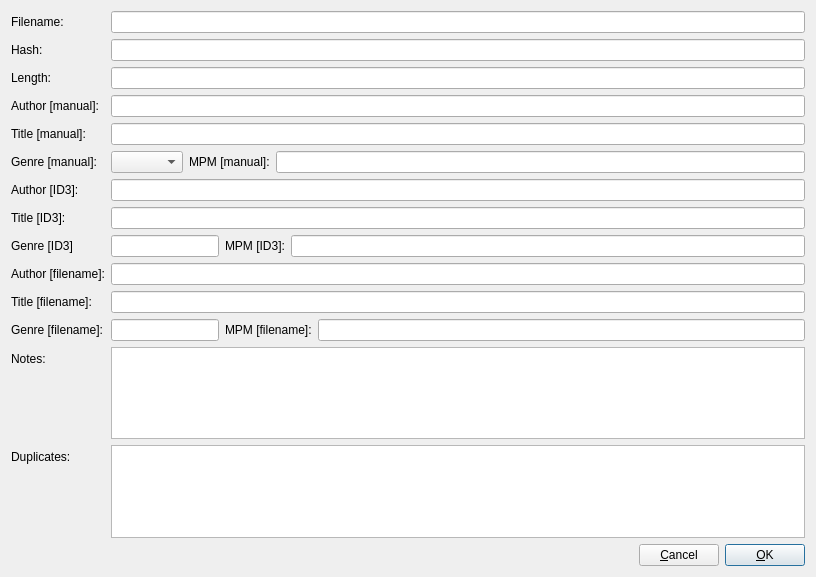
This is DlgSongProperties.ui in madmaxoft/SkauTan as Qt 5 draws it before an edit. The edited form follows.
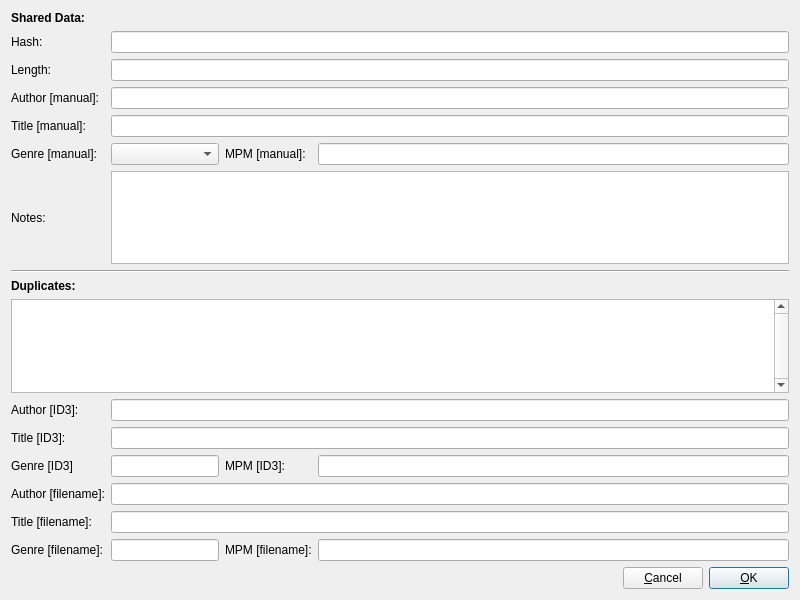
This is the edited form.

Commit message: DlgSongProperties: Reorganized to match File / Shared distinction.

```diff
--- a/DlgSongProperties.ui
+++ b/DlgSongProperties.ui
@@ -6,8 +6,8 @@
    <rect>
     <x>0</x>
     <y>0</y>
-    <width>816</width>
-    <height>577</height>
+    <width>800</width>
+    <height>600</height>
    </rect>
   </property>
   <property name="windowTitle">
@@ -15,21 +15,7 @@
   </property>
   <layout class="QVBoxLayout" name="verticalLayout">
    <item>
-    <layout class="QFormLayout" name="formLayout">
-     <item row="0" column="0">
-      <widget class="QLabel" name="label">
-       <property name="text">
-        <string>Filename:</string>
-       </property>
-      </widget>
-     </item>
-     <item row="0" column="1">
-      <widget class="QLineEdit" name="leFileName">
-       <property name="readOnly">
-        <bool>true</bool>
-       </property>
-      </widget>
-     </item>
+    <layout class="QGridLayout" name="gridLayout">
      <item row="1" column="0">
       <widget class="QLabel" name="label_2">
        <property name="text">
@@ -37,222 +23,233 @@
        </property>
       </widget>
      </item>
-     <item row="1" column="1">
+     <item row="1" column="1" colspan="3">
       <widget class="QLineEdit" name="leHash">
        <property name="readOnly">
         <bool>true</bool>
        </property>
       </widget>
      </item>
-     <item row="2" column="0">
-      <widget class="QLabel" name="label_3">
+     <item row="9" column="0" colspan="4">
+      <widget class="QLabel" name="label_17">
+       <property name="font">
+        <font>
+         <weight>75</weight>
+         <bold>true</bold>
+        </font>
+       </property>
        <property name="text">
-        <string>Length:</string>
+        <string>Duplicates:</string>
        </property>
       </widget>
      </item>
-     <item row="2" column="1">
-      <widget class="QLineEdit" name="leLength">
-       <property name="readOnly">
-        <bool>true</bool>
+     <item row="10" column="0" colspan="4">
+      <widget class="QListWidget" name="lwDuplicates">
+       <property name="verticalScrollBarPolicy">
+        <enum>Qt::ScrollBarAlwaysOn</enum>
        </property>
       </widget>
      </item>
-     <item row="3" column="0">
+     <item row="7" column="0">
+      <widget class="QLabel" name="label_16">
+       <property name="text">
+        <string>Notes:</string>
+       </property>
+      </widget>
+     </item>
+     <item row="7" column="1" colspan="3">
+      <widget class="QPlainTextEdit" name="pteNotes"/>
+     </item>
+     <item row="4" column="0">
       <widget class="QLabel" name="label_4">
        <property name="text">
         <string>Author [manual]:</string>
        </property>
       </widget>
      </item>
-     <item row="3" column="1">
+     <item row="4" column="1" colspan="3">
       <widget class="QLineEdit" name="leManualAuthor"/>
      </item>
-     <item row="4" column="0">
+     <item row="5" column="0">
       <widget class="QLabel" name="label_5">
        <property name="text">
         <string>Title [manual]:</string>
        </property>
       </widget>
      </item>
-     <item row="4" column="1">
-      <widget class="QLineEdit" name="leManualTitle"/>
-     </item>
-     <item row="5" column="0">
-      <widget class="QLabel" name="label_6">
+     <item row="3" column="0">
+      <widget class="QLabel" name="label_3">
        <property name="text">
-        <string>Genre [manual]:</string>
+        <string>Length:</string>
        </property>
       </widget>
      </item>
-     <item row="5" column="1">
-      <layout class="QHBoxLayout" name="horizontalLayout_2">
-       <item>
-        <widget class="QComboBox" name="cbManualGenre"/>
-       </item>
-       <item>
-        <widget class="QLabel" name="label_15">
-         <property name="text">
-          <string>MPM [manual]:</string>
-         </property>
-        </widget>
-       </item>
-       <item>
-        <widget class="QLineEdit" name="leManualMeasuresPerMinute"/>
-       </item>
-      </layout>
+     <item row="3" column="1" colspan="3">
+      <widget class="QLineEdit" name="leLength">
+       <property name="readOnly">
+        <bool>true</bool>
+       </property>
+      </widget>
      </item>
-     <item row="6" column="0">
+     <item row="11" column="0">
       <widget class="QLabel" name="label_8">
        <property name="text">
         <string>Author [ID3]:</string>
        </property>
       </widget>
      </item>
-     <item row="6" column="1">
-      <widget class="QLineEdit" name="leId3Author">
-       <property name="readOnly">
-        <bool>true</bool>
-       </property>
-      </widget>
-     </item>
-     <item row="7" column="0">
-      <widget class="QLabel" name="label_9">
-       <property name="text">
-        <string>Title [ID3]:</string>
-       </property>
-      </widget>
-     </item>
-     <item row="7" column="1">
+     <item row="12" column="1" colspan="3">
       <widget class="QLineEdit" name="leId3Title">
        <property name="readOnly">
         <bool>true</bool>
        </property>
       </widget>
      </item>
-     <item row="8" column="0">
+     <item row="13" column="2">
+      <widget class="QLabel" name="label_7">
+       <property name="text">
+        <string>MPM [ID3]:</string>
+       </property>
+      </widget>
+     </item>
+     <item row="14" column="1" colspan="3">
+      <widget class="QLineEdit" name="leFilenameAuthor">
+       <property name="readOnly">
+        <bool>true</bool>
+       </property>
+      </widget>
+     </item>
+     <item row="13" column="1">
+      <widget class="QLineEdit" name="leId3Genre">
+       <property name="sizePolicy">
+        <sizepolicy hsizetype="Preferred" vsizetype="Fixed">
+         <horstretch>0</horstretch>
+         <verstretch>0</verstretch>
+        </sizepolicy>
+       </property>
+      </widget>
+     </item>
+     <item row="16" column="2">
+      <widget class="QLabel" name="label_14">
+       <property name="text">
+        <string>MPM [filename]:</string>
+       </property>
+      </widget>
+     </item>
+     <item row="16" column="0">
+      <widget class="QLabel" name="label_13">
+       <property name="text">
+        <string>Genre [filename]:</string>
+       </property>
+      </widget>
+     </item>
+     <item row="6" column="2">
+      <widget class="QLabel" name="label_15">
+       <property name="text">
+        <string>MPM [manual]:</string>
+       </property>
+      </widget>
+     </item>
+     <item row="15" column="1" colspan="3">
+      <widget class="QLineEdit" name="leFilenameTitle">
+       <property name="readOnly">
+        <bool>true</bool>
+       </property>
+      </widget>
+     </item>
+     <item row="16" column="3">
+      <widget class="QLineEdit" name="leFilenameMeasuresPerMinute">
+       <property name="readOnly">
+        <bool>true</bool>
+       </property>
+      </widget>
+     </item>
+     <item row="6" column="0">
+      <widget class="QLabel" name="label_6">
+       <property name="text">
+        <string>Genre [manual]:</string>
+       </property>
+      </widget>
+     </item>
+     <item row="5" column="1" colspan="3">
+      <widget class="QLineEdit" name="leManualTitle"/>
+     </item>
+     <item row="15" column="0">
+      <widget class="QLabel" name="label_12">
+       <property name="text">
+        <string>Title [filename]:</string>
+       </property>
+      </widget>
+     </item>
+     <item row="13" column="0">
       <widget class="QLabel" name="label_10">
        <property name="text">
         <string>Genre [ID3]</string>
        </property>
       </widget>
      </item>
-     <item row="8" column="1">
-      <layout class="QHBoxLayout" name="horizontalLayout_3">
-       <item>
-        <widget class="QLineEdit" name="leId3Genre">
-         <property name="sizePolicy">
-          <sizepolicy hsizetype="Preferred" vsizetype="Fixed">
-           <horstretch>0</horstretch>
-           <verstretch>0</verstretch>
-          </sizepolicy>
-         </property>
-        </widget>
-       </item>
-       <item>
-        <widget class="QLabel" name="label_7">
-         <property name="text">
-          <string>MPM [ID3]:</string>
-         </property>
-        </widget>
-       </item>
-       <item>
-        <widget class="QLineEdit" name="leId3MeasuresPerMinute">
-         <property name="readOnly">
-          <bool>true</bool>
-         </property>
-        </widget>
-       </item>
-      </layout>
+     <item row="16" column="1">
+      <widget class="QLineEdit" name="leFilenameGenre">
+       <property name="sizePolicy">
+        <sizepolicy hsizetype="Preferred" vsizetype="Fixed">
+         <horstretch>0</horstretch>
+         <verstretch>0</verstretch>
+        </sizepolicy>
+       </property>
+      </widget>
      </item>
-     <item row="9" column="0">
+     <item row="6" column="1">
+      <widget class="QComboBox" name="cbManualGenre"/>
+     </item>
+     <item row="13" column="3">
+      <widget class="QLineEdit" name="leId3MeasuresPerMinute">
+       <property name="readOnly">
+        <bool>true</bool>
+       </property>
+      </widget>
+     </item>
+     <item row="6" column="3">
+      <widget class="QLineEdit" name="leManualMeasuresPerMinute"/>
+     </item>
+     <item row="14" column="0">
       <widget class="QLabel" name="label_11">
        <property name="text">
         <string>Author [filename]:</string>
        </property>
       </widget>
      </item>
-     <item row="9" column="1">
-      <widget class="QLineEdit" name="leFilenameAuthor">
+     <item row="11" column="1" colspan="3">
+      <widget class="QLineEdit" name="leId3Author">
        <property name="readOnly">
         <bool>true</bool>
        </property>
       </widget>
      </item>
-     <item row="10" column="0">
-      <widget class="QLabel" name="label_12">
-       <property name="text">
-        <string>Title [filename]:</string>
-       </property>
-      </widget>
-     </item>
-     <item row="10" column="1">
-      <widget class="QLineEdit" name="leFilenameTitle">
-       <property name="readOnly">
-        <bool>true</bool>
-       </property>
-      </widget>
-     </item>
-     <item row="11" column="0">
-      <widget class="QLabel" name="label_13">
-       <property name="text">
-        <string>Genre [filename]:</string>
-       </property>
-      </widget>
-     </item>
-     <item row="11" column="1">
-      <layout class="QHBoxLayout" name="horizontalLayout_4">
-       <item>
-        <widget class="QLineEdit" name="leFilenameGenre">
-         <property name="sizePolicy">
-          <sizepolicy hsizetype="Preferred" vsizetype="Fixed">
-           <horstretch>0</horstretch>
-           <verstretch>0</verstretch>
-          </sizepolicy>
-         </property>
-        </widget>
-       </item>
-       <item>
-        <widget class="QLabel" name="label_14">
-         <property name="text">
-          <string>MPM [filename]:</string>
-         </property>
-        </widget>
-       </item>
-       <item>
-        <widget class="QLineEdit" name="leFilenameMeasuresPerMinute">
-         <property name="readOnly">
-          <bool>true</bool>
-         </property>
-        </widget>
-       </item>
-      </layout>
-     </item>
      <item row="12" column="0">
-      <widget class="QLabel" name="label_16">
+      <widget class="QLabel" name="label_9">
        <property name="text">
-        <string>Notes:</string>
+        <string>Title [ID3]:</string>
        </property>
       </widget>
      </item>
-     <item row="12" column="1">
-      <widget class="QPlainTextEdit" name="pteNotes"/>
-     </item>
-     <item row="13" column="0">
-      <widget class="QLabel" name="label_17">
+     <item row="0" column="0" colspan="4">
+      <widget class="QLabel" name="label_18">
+       <property name="font">
+        <font>
+         <weight>75</weight>
+         <bold>true</bold>
+        </font>
+       </property>
        <property name="text">
-        <string>Duplicates:</string>
+        <string>Shared Data:</string>
        </property>
       </widget>
      </item>
-     <item row="13" column="1">
-      <widget class="QTableWidget" name="tblDuplicates">
-       <attribute name="horizontalHeaderVisible">
-        <bool>false</bool>
-       </attribute>
-       <attribute name="verticalHeaderVisible">
-        <bool>false</bool>
-       </attribute>
+     <item row="8" column="0" colspan="4">
+      <widget class="Line" name="line">
+       <property name="orientation">
+        <enum>Qt::Horizontal</enum>
+       </property>
       </widget>
      </item>
     </layout>
```
Left out of the diff: 6 changed lines with no effect on the pictures. The commit also changes 1 other file.
